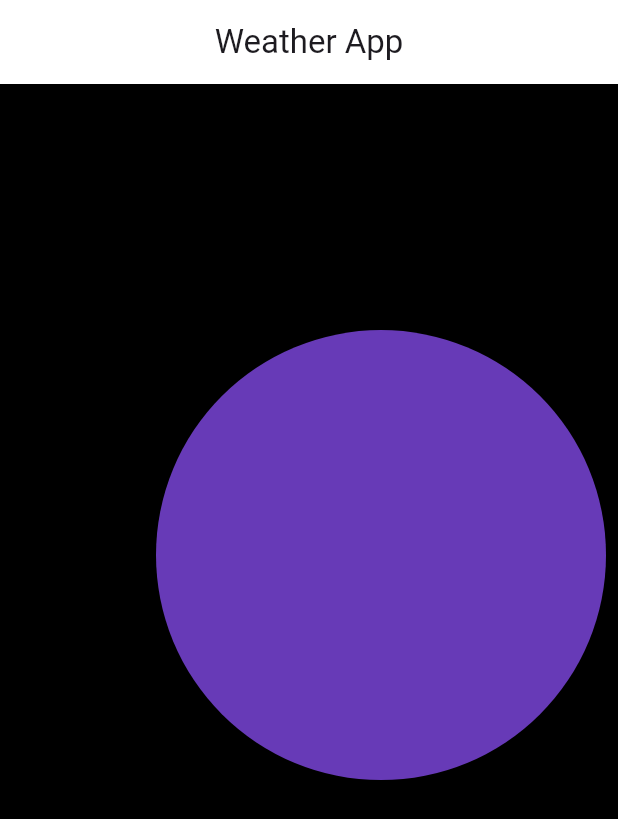
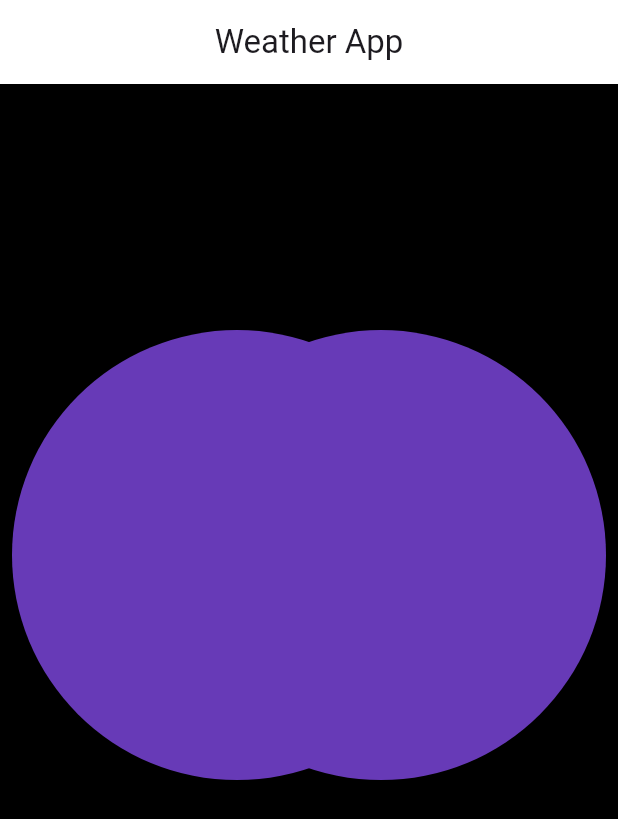
Before and after one commit to tondra93/Flutter-Bloc, a Flutter app: the screen it shows after launch, on a phone screen of 412 x 824 dp. Shown: the top 819 px of the screen. Run offline on Flutter 3.47's test engine with Material 3 defaults, Android fonts, the phone set to English and light mode, and no system bars; our stand-ins replace bloc, equatable.

Commit message:
change in ui

```diff
--- a/lib/screens/home_screen.dart
+++ b/lib/screens/home_screen.dart
@@ -35,6 +35,17 @@ class HomeScreen extends StatelessWidget {
                     color: Colors.deepPurple,
                   ),
                 ),
+              ),
+              Align(
+                alignment: const AlignmentDirectional(-3,-0.3),
+                child: Container(
+                  height: 300,
+                  width: 300,
+                  decoration: const BoxDecoration(
+                    shape: BoxShape.circle,
+                    color: Color(0xFF673AB7),
+                  ),
+                ),
               )
             ], ),
          ),
```
